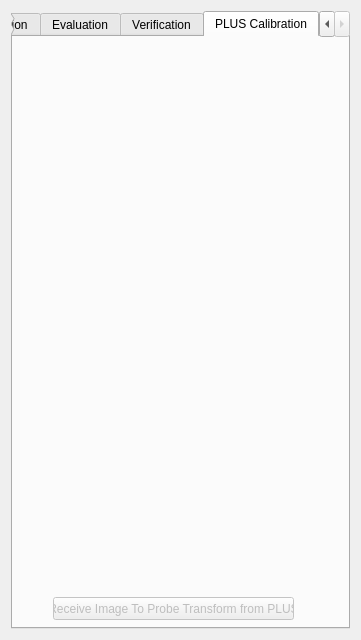
Old version of the form Plugins/org.mitk.gui.qt.usnavigation/src/internal/UltrasoundCalibrationControls.ui in the repository MITK/MITK.
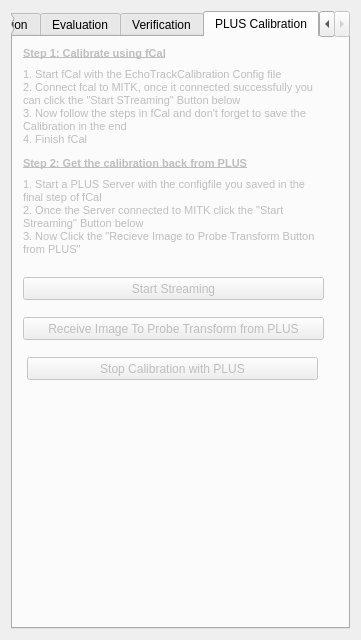
New version of the form. Custom widgets are drawn as their Qt base class.

Commit message:
Finished Coomunication between EchoTrack and PLUS
When starting the calibration of EchoTrack with PLUS EchoTrack
automatically sets up servers and providers to send Tracking and
Image Data to PLUS. Once PLUS connected to MITK you can start the
streaming of the data und use PLUS to calibrate the probe.
Last step which is currently missing is to process the image to probe
transform recieved from PLUS and to save the final calibration in MITK

Diff of the .ui file:
```diff
--- a/Plugins/org.mitk.gui.qt.usnavigation/src/internal/UltrasoundCalibrationControls.ui
+++ b/Plugins/org.mitk.gui.qt.usnavigation/src/internal/UltrasoundCalibrationControls.ui
@@ -655,9 +655,9 @@
        </property>
        <property name="geometry">
         <rect>
-         <x>40</x>
-         <y>560</y>
-         <width>241</width>
+         <x>10</x>
+         <y>280</y>
+         <width>301</width>
          <height>23</height>
         </rect>
        </property>
@@ -665,6 +665,111 @@
         <string>Receive Image To Probe Transform from PLUS</string>
        </property>
       </widget>
+      <widget class="QPushButton" name="m_StartStreaming">
+       <property name="geometry">
+        <rect>
+         <x>10</x>
+         <y>240</y>
+         <width>301</width>
+         <height>23</height>
+        </rect>
+       </property>
+       <property name="text">
+        <string>Start Streaming</string>
+       </property>
+      </widget>
+      <widget class="QLabel" name="label_19">
+       <property name="geometry">
+        <rect>
+         <x>10</x>
+         <y>10</y>
+         <width>298</width>
+         <height>13</height>
+        </rect>
+       </property>
+       <property name="text">
+        <string>&lt;!DOCTYPE HTML PUBLIC &quot;-//W3C//DTD HTML 4.0//EN&quot; &quot;http://www.w3.org/TR/REC-html40/strict.dtd&quot;&gt;
+&lt;html&gt;&lt;head&gt;&lt;meta name=&quot;qrichtext&quot; content=&quot;1&quot; /&gt;&lt;style type=&quot;text/css&quot;&gt;
+p, li { white-space: pre-wrap; }
+&lt;/style&gt;&lt;/head&gt;&lt;body style=&quot; font-family:'MS Shell Dlg 2'; font-size:8pt; font-weight:400; font-style:normal;&quot;&gt;
+&lt;p style=&quot; margin-top:0px; margin-bottom:0px; margin-left:0px; margin-right:0px; -qt-block-indent:0; text-indent:0px;&quot;&gt;&lt;span style=&quot; font-weight:600; text-decoration: underline;&quot;&gt;Step 1: Calibrate using fCal&lt;/span&gt;&lt;/p&gt;&lt;/body&gt;&lt;/html&gt;</string>
+       </property>
+      </widget>
+      <widget class="QLabel" name="label_22">
+       <property name="geometry">
+        <rect>
+         <x>10</x>
+         <y>30</y>
+         <width>298</width>
+         <height>81</height>
+        </rect>
+       </property>
+       <property name="text">
+        <string>&lt;!DOCTYPE HTML PUBLIC &quot;-//W3C//DTD HTML 4.0//EN&quot; &quot;http://www.w3.org/TR/REC-html40/strict.dtd&quot;&gt;
+&lt;html&gt;&lt;head&gt;&lt;meta name=&quot;qrichtext&quot; content=&quot;1&quot; /&gt;&lt;style type=&quot;text/css&quot;&gt;
+p, li { white-space: pre-wrap; }
+&lt;/style&gt;&lt;/head&gt;&lt;body style=&quot; font-family:'MS Shell Dlg 2'; font-size:8pt; font-weight:400; font-style:normal;&quot;&gt;
+&lt;p style=&quot; margin-top:0px; margin-bottom:0px; margin-left:0px; margin-right:0px; -qt-block-indent:0; text-indent:0px;&quot;&gt;1. Start fCal with the EchoTrackCalibration Config file&lt;/p&gt;
+&lt;p style=&quot; margin-top:0px; margin-bottom:0px; margin-left:0px; margin-right:0px; -qt-block-indent:0; text-indent:0px;&quot;&gt;2. Connect fcal to MITK, once it connected successfully you can click the &amp;quot;Start STreaming&amp;quot; Button below&lt;/p&gt;
+&lt;p style=&quot; margin-top:0px; margin-bottom:0px; margin-left:0px; margin-right:0px; -qt-block-indent:0; text-indent:0px;&quot;&gt;3. Now follow the steps in fCal and don't forget to save the Calibration in the end&lt;/p&gt;
+&lt;p style=&quot; margin-top:0px; margin-bottom:0px; margin-left:0px; margin-right:0px; -qt-block-indent:0; text-indent:0px;&quot;&gt;4. Finish fCal&lt;/p&gt;&lt;/body&gt;&lt;/html&gt;</string>
+       </property>
+       <property name="wordWrap">
+        <bool>true</bool>
+       </property>
+      </widget>
+      <widget class="QLabel" name="label_23">
+       <property name="geometry">
+        <rect>
+         <x>10</x>
+         <y>120</y>
+         <width>298</width>
+         <height>13</height>
+        </rect>
+       </property>
+       <property name="text">
+        <string>&lt;!DOCTYPE HTML PUBLIC &quot;-//W3C//DTD HTML 4.0//EN&quot; &quot;http://www.w3.org/TR/REC-html40/strict.dtd&quot;&gt;
+&lt;html&gt;&lt;head&gt;&lt;meta name=&quot;qrichtext&quot; content=&quot;1&quot; /&gt;&lt;style type=&quot;text/css&quot;&gt;
+p, li { white-space: pre-wrap; }
+&lt;/style&gt;&lt;/head&gt;&lt;body style=&quot; font-family:'MS Shell Dlg 2'; font-size:8pt; font-weight:400; font-style:normal;&quot;&gt;
+&lt;p style=&quot; margin-top:0px; margin-bottom:0px; margin-left:0px; margin-right:0px; -qt-block-indent:0; text-indent:0px;&quot;&gt;&lt;span style=&quot; font-weight:600; text-decoration: underline;&quot;&gt;Step 2: Get the calibration back from PLUS&lt;/span&gt;&lt;/p&gt;&lt;/body&gt;&lt;/html&gt;</string>
+       </property>
+      </widget>
+      <widget class="QLabel" name="label_24">
+       <property name="geometry">
+        <rect>
+         <x>10</x>
+         <y>140</y>
+         <width>298</width>
+         <height>81</height>
+        </rect>
+       </property>
+       <property name="text">
+        <string>&lt;!DOCTYPE HTML PUBLIC &quot;-//W3C//DTD HTML 4.0//EN&quot; &quot;http://www.w3.org/TR/REC-html40/strict.dtd&quot;&gt;
+&lt;html&gt;&lt;head&gt;&lt;meta name=&quot;qrichtext&quot; content=&quot;1&quot; /&gt;&lt;style type=&quot;text/css&quot;&gt;
+p, li { white-space: pre-wrap; }
+&lt;/style&gt;&lt;/head&gt;&lt;body style=&quot; font-family:'MS Shell Dlg 2'; font-size:8pt; font-weight:400; font-style:normal;&quot;&gt;
+&lt;p style=&quot; margin-top:0px; margin-bottom:0px; margin-left:0px; margin-right:0px; -qt-block-indent:0; text-indent:0px;&quot;&gt;1. Start a PLUS Server with the configfile you saved in the final step of fCal&lt;/p&gt;
+&lt;p style=&quot; margin-top:0px; margin-bottom:0px; margin-left:0px; margin-right:0px; -qt-block-indent:0; text-indent:0px;&quot;&gt;2. Once the Server connected to MITK click the &amp;quot;Start Streaming&amp;quot; Button below&lt;/p&gt;
+&lt;p style=&quot; margin-top:0px; margin-bottom:0px; margin-left:0px; margin-right:0px; -qt-block-indent:0; text-indent:0px;&quot;&gt;3. Now Click the &amp;quot;Recieve Image to Probe Transform Button from PLUS&amp;quot;&lt;/p&gt;&lt;/body&gt;&lt;/html&gt;</string>
+       </property>
+       <property name="wordWrap">
+        <bool>true</bool>
+       </property>
+      </widget>
+      <widget class="QPushButton" name="m_StopPlusCalibration">
+       <property name="geometry">
+        <rect>
+         <x>14</x>
+         <y>320</y>
+         <width>291</width>
+         <height>23</height>
+        </rect>
+       </property>
+       <property name="text">
+        <string>Stop Calibration with PLUS</string>
+       </property>
+      </widget>
      </widget>
     </widget>
    </item>
```
Left out of the diff: 4 changed lines with no effect on the pictures. The commit also changes 2 other files.
